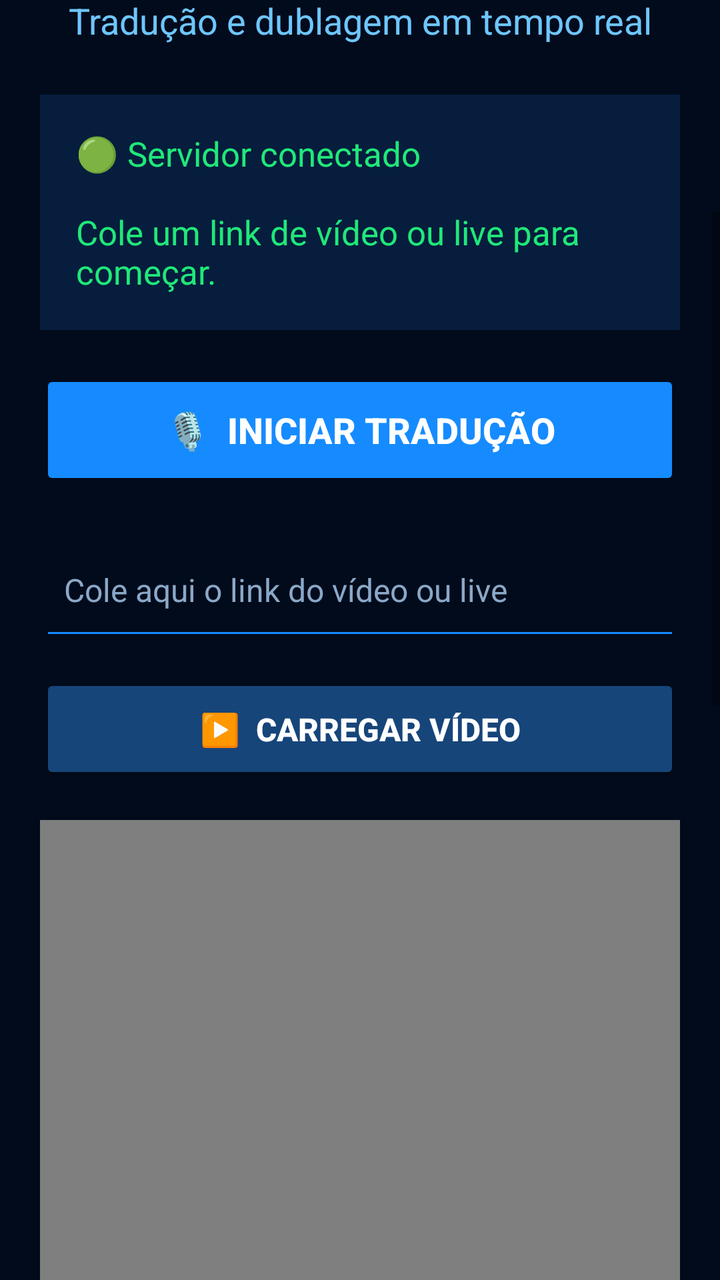
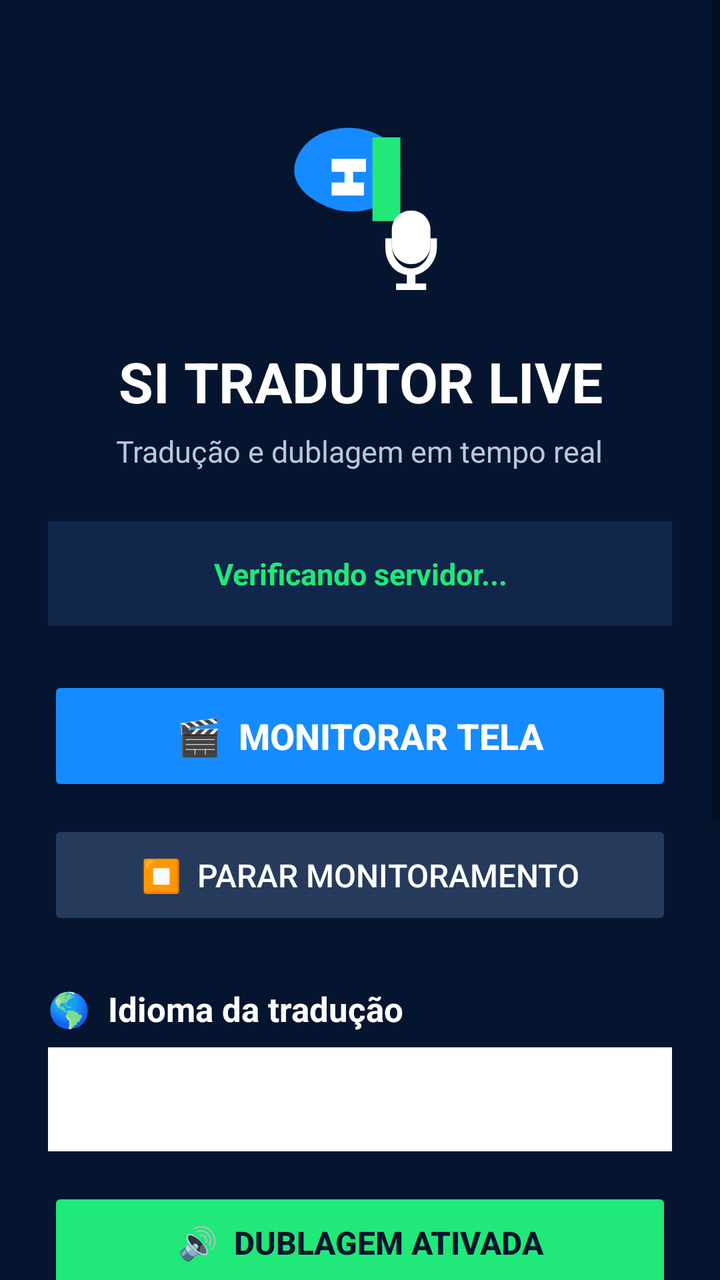

Compare the two renders of this Android layout. The source of the first and the diff that turns it into the second are given below.
<!-- AndroidManifest.xml: application theme Theme.AppCompat.Light.NoActionBar -->
<!-- res/layout/activity_main.xml -->
<?xml version="1.0" encoding="utf-8"?>
<ScrollView
    xmlns:android="http://schemas.android.com/apk/res/android"
    android:layout_width="match_parent"
    android:layout_height="match_parent"
    android:background="#020B1B"
    android:fillViewport="true">

    <LinearLayout
        android:layout_width="match_parent"
        android:layout_height="wrap_content"
        android:orientation="vertical"
        android:padding="20dp">

        
        <ImageView
            android:id="@+id/logo"
            android:layout_width="180dp"
            android:layout_height="180dp"
            android:layout_gravity="center_horizontal"
            android:layout_marginTop="15dp"
            android:contentDescription="Logo SI Tradutor"
            android:src="@drawable/si_logo" />

        
        <TextView
            android:layout_width="match_parent"
            android:layout_height="wrap_content"
            android:layout_marginTop="10dp"
            android:gravity="center"
            android:text="SI Tradutor Live"
            android:textColor="#FFFFFF"
            android:textSize="30sp"
            android:textStyle="bold" />

        <TextView
            android:layout_width="match_parent"
            android:layout_height="wrap_content"
            android:layout_marginTop="8dp"
            android:gravity="center"
            android:text="Tradução e dublagem em tempo real"
            android:textColor="#6EC6FF"
            android:textSize="18sp" />

        
        <TextView
            android:id="@+id/status"
            android:layout_width="match_parent"
            android:layout_height="wrap_content"
            android:layout_marginTop="25dp"
            android:background="#061D3D"
            android:padding="18dp"
            android:text="🟢 Servidor conectado\n\nCole um link de vídeo ou live para começar."
            android:textColor="#20E879"
            android:textSize="17sp" />

        
        <Button
            android:id="@+id/startButton"
            android:layout_width="match_parent"
            android:layout_height="60dp"
            android:layout_marginTop="20dp"
            android:backgroundTint="#168BFF"
            android:text="🎙️  INICIAR TRADUÇÃO"
            android:textColor="#FFFFFF"
            android:textSize="18sp"
            android:textStyle="bold" />

        
        <EditText
            android:id="@+id/socialUrl"
            android:layout_width="match_parent"
            android:layout_height="60dp"
            android:layout_marginTop="20dp"
            android:backgroundTint="#168BFF"
            android:hint="Cole aqui o link do vídeo ou live"
            android:inputType="textUri"
            android:padding="12dp"
            android:textColor="#FFFFFF"
            android:textColorHint="#8BA8C8"
            android:textSize="16sp" />

        
        <Button
            android:id="@+id/loadVideoButton"
            android:layout_width="match_parent"
            android:layout_height="55dp"
            android:layout_marginTop="12dp"
            android:backgroundTint="#16457A"
            android:text="▶️  CARREGAR VÍDEO"
            android:textColor="#FFFFFF"
            android:textSize="16sp"
            android:textStyle="bold" />

        
        <LinearLayout
            android:layout_width="match_parent"
            android:layout_height="230dp"
            android:layout_marginTop="18dp"
            android:background="#000000"
            android:gravity="center"
            android:orientation="vertical">

            <VideoView
                android:id="@+id/videoView"
                android:layout_width="match_parent"
                android:layout_height="match_parent" />

            <TextView
                android:id="@+id/videoMessage"
                android:layout_width="match_parent"
                android:layout_height="wrap_content"
                android:gravity="center"
                android:padding="15dp"
                android:text="🎬 O vídeo aparecerá aqui"
                android:textColor="#8BA8C8"
                android:textSize="16sp" />

        </LinearLayout>

        
        <TextView
            android:layout_width="match_parent"
            android:layout_height="wrap_content"
            android:layout_marginTop="20dp"
            android:text="🌎 Idioma da dublagem"
            android:textColor="#FFFFFF"
            android:textSize="17sp"
            android:textStyle="bold" />

        <Spinner
            android:id="@+id/languageSpinner"
            android:layout_width="match_parent"
            android:layout_height="55dp"
            android:layout_marginTop="8dp"
            android:backgroundTint="#168BFF" />

        
        <Button
            android:id="@+id/dubButton"
            android:layout_width="match_parent"
            android:layout_height="60dp"
            android:layout_marginTop="18dp"
            android:backgroundTint="#16457A"
            android:text="🚀  DUBLAR ESTE VÍDEO"
            android:textColor="#FFFFFF"
            android:textSize="18sp"
            android:textStyle="bold" />

        
        <Button
            android:id="@+id/microphoneButton"
            android:layout_width="match_parent"
            android:layout_height="60dp"
            android:layout_marginTop="15dp"
            android:backgroundTint="#16457A"
            android:text="🎙️  LIGAR MICROFONE"
            android:textColor="#FFFFFF"
            android:textSize="17sp"
            android:textStyle="bold" />

        
        <Button
            android:id="@+id/translationButton"
            android:layout_width="match_parent"
            android:layout_height="60dp"
            android:layout_marginTop="15dp"
            android:backgroundTint="#16457A"
            android:text="🌐  TRADUÇÃO"
            android:textColor="#FFFFFF"
            android:textSize="17sp"
            android:textStyle="bold" />

        
        <Button
            android:id="@+id/registerButton"
            android:layout_width="match_parent"
            android:layout_height="60dp"
            android:layout_marginTop="25dp"
            android:backgroundTint="#0E315A"
            android:text="👤  CADASTRO / ENTRAR"
            android:textColor="#FFFFFF"
            android:textSize="17sp"
            android:textStyle="bold" />

        
        <Button
            android:id="@+id/plansButton"
            android:layout_width="match_parent"
            android:layout_height="60dp"
            android:layout_marginTop="12dp"
            android:backgroundTint="#0E315A"
            android:text="💳  PLANOS"
            android:textColor="#FFFFFF"
            android:textSize="17sp"
            android:textStyle="bold" />

        
        <TextView
            android:id="@+id/infoText"
            android:layout_width="match_parent"
            android:layout_height="wrap_content"
            android:layout_marginTop="25dp"
            android:background="#061D3D"
            android:padding="18dp"
            android:text="🌎 Traduza vídeos e lives para vários idiomas.\n\n🔊 Dublagem em tempo real\n🎙️ Captura de áudio\n🌐 Tradução automática\n👤 Conta do usuário\n💳 Planos de assinatura"
            android:textColor="#BBD5F2"
            android:textSize="15sp" />

        <Space
            android:layout_width="match_parent"
            android:layout_height="30dp" />

    </LinearLayout>

</ScrollView>
<!-- resources referenced by this layout -->
<resources>
  <!-- drawable si_logo (drawable) -->
  <?xml version="1.0" encoding="utf-8"?>
  <vector
      xmlns:android="http://schemas.android.com/apk/res/android"
      android:width="512dp"
      android:height="512dp"
      android:viewportWidth="512"
      android:viewportHeight="512">
  
      <path
          android:fillColor="#06152F"
          android:pathData="M0,0 L512,0 L512,512 L0,512 Z" />
  
      <path
          android:fillColor="#168BFF"
          android:pathData="M105,175 C125,100 220,75 290,105 C340,125 360,180 345,225 C325,280 250,300 190,280 C140,263 92,225 105,175 Z" />
  
      <path
          android:fillColor="#20E879"
          android:pathData="M285,115 L350,115 L350,310 L285,310 Z" />
  
      <path
          android:fillColor="#FFFFFF"
          android:pathData="M190,165 L270,165 L270,195 L220,195 L220,220 L265,220 L265,250 L190,250 L190,220 L240,220 L240,195 L190,195 Z" />
  
      <path
          android:fillColor="#FFFFFF"
          android:pathData="M330,330 C330,305 350,285 375,285 C400,285 420,305 420,330 L420,365 C420,390 400,410 375,410 C350,410 330,390 330,365 Z" />
  
      <path
          android:fillColor="#FFFFFF"
          android:pathData="M315,350 L330,350 L330,365 C330,395 350,420 375,420 C400,420 420,395 420,365 L420,350 L435,350 L435,370 C435,405 410,430 385,435 L385,455 L410,455 L410,470 L340,470 L340,455 L365,455 L365,435 C335,430 315,405 315,370 Z" />
  
  </vector>
</resources>

<!-- the commit's change to res/layout/activity_main.xml (unified diff, before → after) -->
@@ -3,127 +3,89 @@
     xmlns:android="http://schemas.android.com/apk/res/android"
     android:layout_width="match_parent"
     android:layout_height="match_parent"
-    android:background="#020B1B"
-    android:fillViewport="true">
+    android:fillViewport="true"
+    android:background="#06152F">
 
     <LinearLayout
         android:layout_width="match_parent"
         android:layout_height="wrap_content"
         android:orientation="vertical"
-        android:padding="20dp">
+        android:padding="24dp"
+        android:gravity="center_horizontal">
 
         
         <ImageView
-            android:id="@+id/logo"
-            android:layout_width="180dp"
-            android:layout_height="180dp"
-            android:layout_gravity="center_horizontal"
-            android:layout_marginTop="15dp"
-            android:contentDescription="Logo SI Tradutor"
-            android:src="@drawable/si_logo" />
+            android:id="@+id/logoImage"
+            android:layout_width="110dp"
+            android:layout_height="110dp"
+            android:layout_marginTop="20dp"
+            android:src="@drawable/si_logo"
+            android:contentDescription="SI Tradutor Live" />
+
+        
+        <TextView
+            android:layout_width="wrap_content"
+            android:layout_height="wrap_content"
+            android:layout_marginTop="18dp"
+            android:text="SI TRADUTOR LIVE"
+            android:textColor="#FFFFFF"
+            android:textSize="28sp"
+            android:textStyle="bold"
+            android:gravity="center" />
+
+        <TextView
+            android:layout_width="wrap_content"
+            android:layout_height="wrap_content"
+            android:layout_marginTop="6dp"
+            android:text="Tradução e dublagem em tempo real"
+            android:textColor="#B8C7DD"
+            android:textSize="15sp"
+            android:gravity="center" />
+
+        
+        <TextView
+            android:id="@+id/statusText"
+            android:layout_width="match_parent"
+            android:layout_height="wrap_content"
+            android:layout_marginTop="25dp"
+            android:padding="16dp"
+            android:background="#10264A"
+            android:text="Verificando servidor..."
+            android:textColor="#20E879"
+            android:textSize="15sp"
+            android:gravity="center"
+            android:textStyle="bold" />
+
+        
+        <Button
+            android:id="@+id/monitorButton"
+            android:layout_width="match_parent"
+            android:layout_height="60dp"
+            android:layout_marginTop="25dp"
+            android:text="🎬  MONITORAR TELA"
+            android:textColor="#FFFFFF"
+            android:textSize="18sp"
+            android:textStyle="bold"
+            android:backgroundTint="#168BFF" />
+
+        
+        <Button
+            android:id="@+id/stopButton"
+            android:layout_width="match_parent"
+            android:layout_height="55dp"
+            android:layout_marginTop="12dp"
+            android:text="⏹  PARAR MONITORAMENTO"
+            android:textColor="#FFFFFF"
+            android:textSize="16sp"
+            android:enabled="false"
+            android:backgroundTint="#263B5C" />
 
         
         <TextView
             android:layout_width="match_parent"
             android:layout_height="wrap_content"
-            android:layout_marginTop="10dp"
-            android:gravity="center"
-            android:text="SI Tradutor Live"
-            android:textColor="#FFFFFF"
-            android:textSize="30sp"
-            android:textStyle="bold" />
-
-        <TextView
-            android:layout_width="match_parent"
-            android:layout_height="wrap_content"
-            android:layout_marginTop="8dp"
-            android:gravity="center"
-            android:text="Tradução e dublagem em tempo real"
-            android:textColor="#6EC6FF"
-            android:textSize="18sp" />
-
-        
-        <TextView
-            android:id="@+id/status"
-            android:layout_width="match_parent"
-            android:layout_height="wrap_content"
-            android:layout_marginTop="25dp"
-            android:background="#061D3D"
-            android:padding="18dp"
-            android:text="🟢 Servidor conectado\n\nCole um link de vídeo ou live para começar."
-            android:textColor="#20E879"
-            android:textSize="17sp" />
-
-        
-        <Button
-            android:id="@+id/startButton"
-            android:layout_width="match_parent"
-            android:layout_height="60dp"
-            android:layout_marginTop="20dp"
-            android:backgroundTint="#168BFF"
-            android:text="🎙️  INICIAR TRADUÇÃO"
-            android:textColor="#FFFFFF"
-            android:textSize="18sp"
-            android:textStyle="bold" />
-
-        
-        <EditText
-            android:id="@+id/socialUrl"
-            android:layout_width="match_parent"
-            android:layout_height="60dp"
-            android:layout_marginTop="20dp"
-            android:backgroundTint="#168BFF"
-            android:hint="Cole aqui o link do vídeo ou live"
-            android:inputType="textUri"
-            android:padding="12dp"
-            android:textColor="#FFFFFF"
-            android:textColorHint="#8BA8C8"
-            android:textSize="16sp" />
-
-        
-        <Button
-            android:id="@+id/loadVideoButton"
-            android:layout_width="match_parent"
-            android:layout_height="55dp"
-            android:layout_marginTop="12dp"
-            android:backgroundTint="#16457A"
-            android:text="▶️  CARREGAR VÍDEO"
-            android:textColor="#FFFFFF"
-            android:textSize="16sp"
-            android:textStyle="bold" />
-
-        
-        <LinearLayout
-            android:layout_width="match_parent"
-            android:layout_height="230dp"
-            android:layout_marginTop="18dp"
-            android:background="#000000"
-            android:gravity="center"
-            android:orientation="vertical">
-
-            <VideoView
-                android:id="@+id/videoView"
-                android:layout_width="match_parent"
-                android:layout_height="match_parent" />
-
-            <TextView
-                android:id="@+id/videoMessage"
-                android:layout_width="match_parent"
-                android:layout_height="wrap_content"
-                android:gravity="center"
-                android:padding="15dp"
-                android:text="🎬 O vídeo aparecerá aqui"
-                android:textColor="#8BA8C8"
-                android:textSize="16sp" />
-
-        </LinearLayout>
-
-        
-        <TextView
-            android:layout_width="match_parent"
-            android:layout_height="wrap_content"
-            android:layout_marginTop="20dp"
-            android:text="🌎 Idioma da dublagem"
+            android:layout_marginTop="28dp"
+            android:text="🌎  Idioma da tradução"
             android:textColor="#FFFFFF"
             android:textSize="17sp"
             android:textStyle="bold" />
@@ -131,85 +93,69 @@
         <Spinner
             android:id="@+id/languageSpinner"
             android:layout_width="match_parent"
-            android:layout_height="55dp"
+            android:layout_height="52dp"
             android:layout_marginTop="8dp"
-            android:backgroundTint="#168BFF" />
+            android:background="#FFFFFF" />
 
         
         <Button
-            android:id="@+id/dubButton"
+            android:id="@+id/dubbingButton"
             android:layout_width="match_parent"
-            android:layout_height="60dp"
+            android:layout_height="55dp"
             android:layout_marginTop="18dp"
-            android:backgroundTint="#16457A"
-            android:text="🚀  DUBLAR ESTE VÍDEO"
-            android:textColor="#FFFFFF"
-            android:textSize="18sp"
-            android:textStyle="bold" />
-
-        
-        <Button
-            android:id="@+id/microphoneButton"
-            android:layout_width="match_parent"
-            android:layout_height="60dp"
-            android:layout_marginTop="15dp"
-            android:backgroundTint="#16457A"
-            android:text="🎙️  LIGAR MICROFONE"
-            android:textColor="#FFFFFF"
-            android:textSize="17sp"
-            android:textStyle="bold" />
+            android:text="🔊  DUBLAGEM ATIVADA"
+            android:textColor="#06152F"
+            android:textSize="16sp"
+            android:textStyle="bold"
+            android:backgroundTint="#20E879" />
 
         
         <Button
             android:id="@+id/translationButton"
             android:layout_width="match_parent"
-            android:layout_height="60dp"
-            android:layout_marginTop="15dp"
-            android:backgroundTint="#16457A"
-            android:text="🌐  TRADUÇÃO"
+            android:layout_height="55dp"
+            android:layout_marginTop="12dp"
+            android:text="🌐  TRADUÇÃO ATIVADA"
             android:textColor="#FFFFFF"
-            android:textSize="17sp"
-            android:textStyle="bold" />
+            android:textSize="16sp"
+            android:textStyle="bold"
+            android:backgroundTint="#168BFF" />
 
         
         <Button
             android:id="@+id/registerButton"
             android:layout_width="match_parent"
-            android:layout_height="60dp"
-            android:layout_marginTop="25dp"
-            android:backgroundTint="#0E315A"
-            android:text="👤  CADASTRO / ENTRAR"
+            android:layout_height="55dp"
+            android:layout_marginTop="28dp"
+            android:text="👤  CADASTRAR / ENTRAR"
             android:textColor="#FFFFFF"
-            android:textSize="17sp"
-            android:textStyle="bold" />
+            android:textSize="16sp"
+            android:textStyle="bold"
+            android:backgroundTint="#10264A" />
 
         
         <Button
             android:id="@+id/plansButton"
             android:layout_width="match_parent"
-            android:layout_height="60dp"
+            android:layout_height="55dp"
             android:layout_marginTop="12dp"
-            android:backgroundTint="#0E315A"
-            android:text="💳  PLANOS"
-            android:textColor="#FFFFFF"
-            android:textSize="17sp"
-            android:textStyle="bold" />
+            android:text="💳  VER PLANOS"
+            android:textColor="#06152F"
+            android:textSize="16sp"
+            android:textStyle="bold"
+            android:backgroundTint="#20E879" />
 
         
         <TextView
-            android:id="@+id/infoText"
             android:layout_width="match_parent"
             android:layout_height="wrap_content"
             android:layout_marginTop="25dp"
-            android:background="#061D3D"
-            android:padding="18dp"
-            android:text="🌎 Traduza vídeos e lives para vários idiomas.\n\n🔊 Dublagem em tempo real\n🎙️ Captura de áudio\n🌐 Tradução automática\n👤 Conta do usuário\n💳 Planos de assinatura"
-            android:textColor="#BBD5F2"
-            android:textSize="15sp" />
-
-        <Space
-            android:layout_width="match_parent"
-            android:layout_height="30dp" />
+            android:layout_marginBottom="25dp"
+            android:text="Abra seu vídeo no YouTube, TikTok, Instagram, Twitch ou outro aplicativo. Depois volte ao SI Tradutor Live e toque em MONITORAR TELA."
+            android:textColor="#B8C7DD"
+            android:textSize="14sp"
+            android:gravity="center"
+            android:lineSpacingExtra="4dp" />
 
     </LinearLayout>
 
